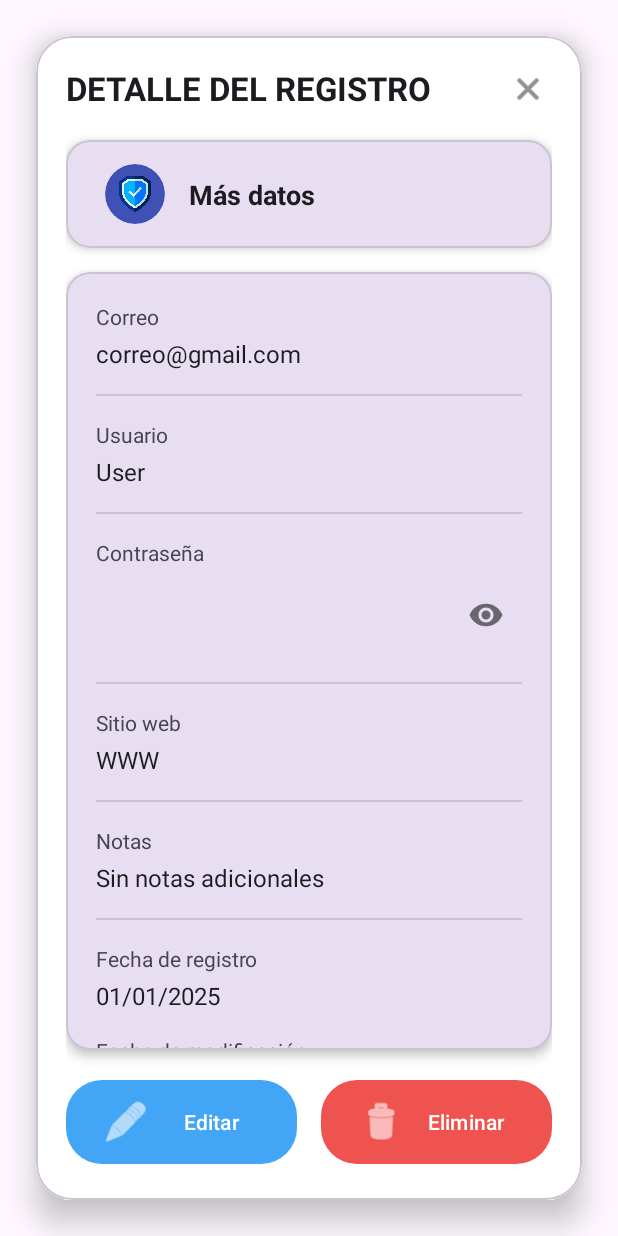
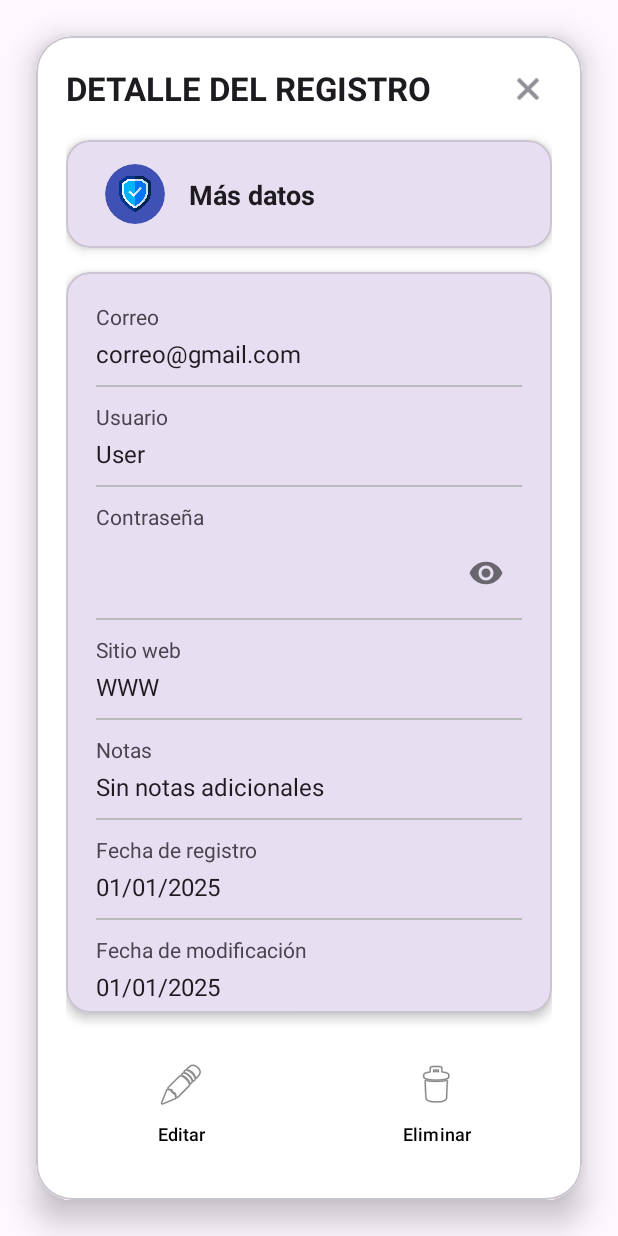
Before and after one commit to Ever-VC/DataCloudSV, an Android app: the layout register_item_view.xml on its own in the app's theme, with its tools: preview values and no code run, on a phone screen of 412 x 824 dp. Run offline under Robolectric (Android 15) with nearby library versions, the phone set to English and light mode, and no system bars.

Commit message:
:bricks: desing: Cambios de diseño de lineas y margenes

```diff
--- a/app/src/main/java/com/evervc/datacloudsv/ui/dialogs/RegisterItemDialog.java
+++ b/app/src/main/java/com/evervc/datacloudsv/ui/dialogs/RegisterItemDialog.java
@@ -62,7 +62,7 @@ public class RegisterItemDialog extends DialogFragment {
         }*/
         if (getDialog() != null && getDialog().getWindow() != null) {
             int width = (int) (getResources().getDisplayMetrics().widthPixels * 0.9);
-            int height = (int) (getResources().getDisplayMetrics().heightPixels * 0.8);
+            int height = (int) (getResources().getDisplayMetrics().heightPixels * 0.9);
             getDialog().getWindow().setLayout(width, height);
             getDialog().getWindow().setGravity(Gravity.CENTER); // Asegura que esté centrado
         }
--- a/app/src/main/res/layout/register_item_view.xml
+++ b/app/src/main/res/layout/register_item_view.xml
@@ -141,8 +141,8 @@
                         android:id="@+id/divider1"
                         android:layout_width="match_parent"
                         android:layout_height="1dp"
-                        android:layout_marginTop="16dp"
-                        android:background="?android:attr/listDivider"
+                        android:layout_marginTop="10dp"
+                        android:background="@color/separationLine"
                         app:layout_constraintTop_toBottomOf="@id/tvEmail" />
 
                     <!-- USERNAME -->
@@ -150,7 +150,7 @@
                         android:id="@+id/tvUsernameLabel"
                         android:layout_width="wrap_content"
                         android:layout_height="wrap_content"
-                        android:layout_marginTop="16dp"
+                        android:layout_marginTop="10dp"
                         android:text="Usuario"
                         android:textSize="14sp"
                         android:textColor="?android:textColorSecondary"
@@ -173,8 +173,8 @@
                         android:id="@+id/divider2"
                         android:layout_width="match_parent"
                         android:layout_height="1dp"
-                        android:layout_marginTop="16dp"
-                        android:background="?android:attr/listDivider"
+                        android:layout_marginTop="10dp"
+                        android:background="@color/separationLine"
                         app:layout_constraintTop_toBottomOf="@id/tvUsername" />
 
                     <!-- CONTRASEÑA -->
@@ -182,7 +182,7 @@
                         android:id="@+id/tvPasswordLabel"
                         android:layout_width="wrap_content"
                         android:layout_height="wrap_content"
-                        android:layout_marginTop="16dp"
+                        android:layout_marginTop="10dp"
                         android:text="Contraseña"
                         android:textSize="14sp"
                         android:textColor="?android:textColorSecondary"
@@ -193,7 +193,6 @@
                         android:id="@+id/tilPassword"
                         android:layout_width="0dp"
                         android:layout_height="wrap_content"
-                        android:layout_marginTop="4dp"
                         app:passwordToggleEnabled="true"
                         app:hintEnabled="false"
                         app:boxBackgroundMode="none"
@@ -211,15 +210,17 @@
                             android:inputType="textPassword"
                             android:textSize="16sp"
                             android:textColor="?android:textColorPrimary"
-                            android:maxLines="1" />
+                            android:maxLines="1"
+                            android:focusable="false"
+                            android:clickable="false"/>
                     </com.google.android.material.textfield.TextInputLayout>
 
                     <View
                         android:id="@+id/divider3"
                         android:layout_width="match_parent"
                         android:layout_height="1dp"
-                        android:layout_marginTop="16dp"
-                        android:background="?android:attr/listDivider"
+                        android:layout_marginTop="1dp"
+                        android:background="@color/separationLine"
                         app:layout_constraintTop_toBottomOf="@id/tilPassword" />
 
                     <!-- SITIO WEB -->
@@ -227,7 +228,7 @@
                         android:id="@+id/tvWebsiteLabel"
                         android:layout_width="wrap_content"
                         android:layout_height="wrap_content"
-                        android:layout_marginTop="16dp"
+                        android:layout_marginTop="10dp"
                         android:text="Sitio web"
                         android:textSize="14sp"
                         android:textColor="?android:textColorSecondary"
@@ -250,8 +251,8 @@
                         android:id="@+id/divider4"
                         android:layout_width="match_parent"
                         android:layout_height="1dp"
-                        android:layout_marginTop="16dp"
-                        android:background="?android:attr/listDivider"
+                        android:layout_marginTop="10dp"
+                        android:background="@color/separationLine"
                         app:layout_constraintTop_toBottomOf="@id/tvWebsite" />
 
                     <!-- NOTAS -->
@@ -259,7 +260,7 @@
                         android:id="@+id/tvNotesLabel"
                         android:layout_width="wrap_content"
                         android:layout_height="wrap_content"
-                        android:layout_marginTop="16dp"
+                        android:layout_marginTop="10dp"
                         android:text="Notas"
                         android:textSize="14sp"
                         android:textColor="?android:textColorSecondary"
@@ -284,8 +285,8 @@
                         android:id="@+id/divider5"
                         android:layout_width="match_parent"
                         android:layout_height="1dp"
-                        android:layout_marginTop="16dp"
-                        android:background="?android:attr/listDivider"
+                        android:layout_marginTop="10dp"
+                        android:background="@color/separationLine"
                         app:layout_constraintTop_toBottomOf="@id/tvNotes" />
 
                     <!-- FECHA DE REGISTRO -->
@@ -293,7 +294,7 @@
                         android:id="@+id/tvRegisterDateLabel"
                         android:layout_width="wrap_content"
                         android:layout_height="wrap_content"
-                        android:layout_marginTop="16dp"
+                        android:layout_marginTop="10dp"
                         android:text="Fecha de registro"
                         android:textSize="14sp"
                         android:textColor="?android:textColorSecondary"
@@ -312,16 +313,24 @@
                         app:layout_constraintStart_toStartOf="parent"
                         app:layout_constraintEnd_toEndOf="parent" />
 
+                    <View
+                        android:id="@+id/divider6"
+                        android:layout_width="match_parent"
+                        android:layout_height="1dp"
+                        android:layout_marginTop="10dp"
+                        android:background="@color/separationLine"
+                        app:layout_constraintTop_toBottomOf="@id/tvRegisterDate" />
+
                     <!-- NUEVO: FECHA DE MODIFICACIÓN -->
                     <TextView
                         android:id="@+id/tvModifiedDateLabel"
                         android:layout_width="wrap_content"
                         android:layout_height="wrap_content"
-                        android:layout_marginTop="16dp"
+                        android:layout_marginTop="10dp"
                         android:text="Fecha de modificación"
                         android:textSize="14sp"
                         android:textColor="?android:textColorSecondary"
-                        app:layout_constraintTop_toBottomOf="@id/tvRegisterDate"
+                        app:layout_constraintTop_toBottomOf="@id/divider6"
                         app:layout_constraintStart_toStartOf="parent" />
 
                     <TextView
@@ -359,10 +368,9 @@
                 android:text="Editar"
                 android:textAllCaps="false"
                 android:paddingVertical="12dp"
-                android:drawableLeft="@android:drawable/ic_menu_edit"
-                android:drawableTint="@android:color/white"
+                android:drawableTop="@android:drawable/ic_menu_edit"
                 app:cornerRadius="24dp"
-                style="@style/button_primary" />
+                style="@style/editDeleteButtons" />
 
             <com.google.android.material.button.MaterialButton
                 android:id="@+id/btnDeleteRegister"
@@ -373,12 +381,9 @@
                 android:text="Eliminar"
                 android:textAllCaps="false"
                 android:paddingVertical="12dp"
-                android:drawableLeft="@android:drawable/ic_menu_delete"
-                android:drawableTint="@android:color/white"
+                android:drawableTop="@android:drawable/ic_menu_delete"
                 app:cornerRadius="24dp"
-                style="@style/button_danger"
-
-                />
+                style="@style/editDeleteButtons"/>
         </LinearLayout>
 
     </androidx.constraintlayout.widget.ConstraintLayout>
--- a/app/src/main/res/values-night/colors.xml
+++ b/app/src/main/res/values-night/colors.xml
@@ -6,4 +6,6 @@
     <color name="toolbar_bg">@color/light_blue</color>
     <color name="toolbar_text_color">@color/white</color>
     <color name="toolbar_icon_tint">@color/white</color>
+    <!-- Separation line -->
+    <color name="separationLine">@color/white</color>
 </resources>
--- a/app/src/main/res/values-night/themes.xml
+++ b/app/src/main/res/values-night/themes.xml
@@ -15,6 +15,11 @@
 <!--        <item name="backgroundTint">@color/gray</item>-->
         <item name="backgroundTint">@color/light_blue</item>
         <item name="android:textColor">@color/white</item>
+    </style>
+    <style name="editDeleteButtons">
+        <item name="backgroundTint">@color/transparent</item>
+        <item name="android:textColor">@color/white</item>
+        <item name="android:textSize">12dp</item>
     </style>
     <style name="button_transparent">
         <item name="backgroundTint">@color/transparent</item>
--- a/app/src/main/res/values/colors.xml
+++ b/app/src/main/res/values/colors.xml
@@ -12,6 +12,7 @@
     <color name="dark_blue">#3F51B5</color>
     <color name="red">#FF0000</color>
     <color name="soft_red">#EF5350</color>
+    <color name="dark_red">#700200</color>
     <color name="img_icon_profile">@color/dark_blue</color>
     <color name="transparent">#00FFFFFF</color>
     <!-- Background color Toolbar save new register  -->
@@ -19,4 +20,6 @@
     <color name="toolbar_text_color">@color/white</color>
     <color name="toolbar_icon_tint">@color/white</color>
     <color name="green">#4CAF50</color>
+    <!-- Separation line -->
+    <color name="separationLine">@color/light_gray</color>
 </resources>
--- a/app/src/main/res/values/themes.xml
+++ b/app/src/main/res/values/themes.xml
@@ -15,12 +15,17 @@
         <item name="android:textColor">@color/black</item>
     </style>
     <style name="button_primary">
-        <item name="backgroundTint">@color/light_blue</item>
+        <item name="backgroundTint">@color/blue</item>
         <item name="android:textColor">@color/white</item>
     </style>
+    <style name="editDeleteButtons">
+        <item name="backgroundTint">@color/transparent</item>
+        <item name="android:textColor">@color/black</item>
+        <item name="android:textSize">12dp</item>
+    </style>
     <style name="button_danger">
-        <item name="backgroundTint">@color/soft_red</item>
-        <item name="android:textColor">@color/white</item>
+        <item name="backgroundTint">@color/dark_red</item>
+        <item name="android:textColor">@color/black</item>
     </style>
     <style name="button_transparent">
         <item name="backgroundTint">#00000000</item>
```
